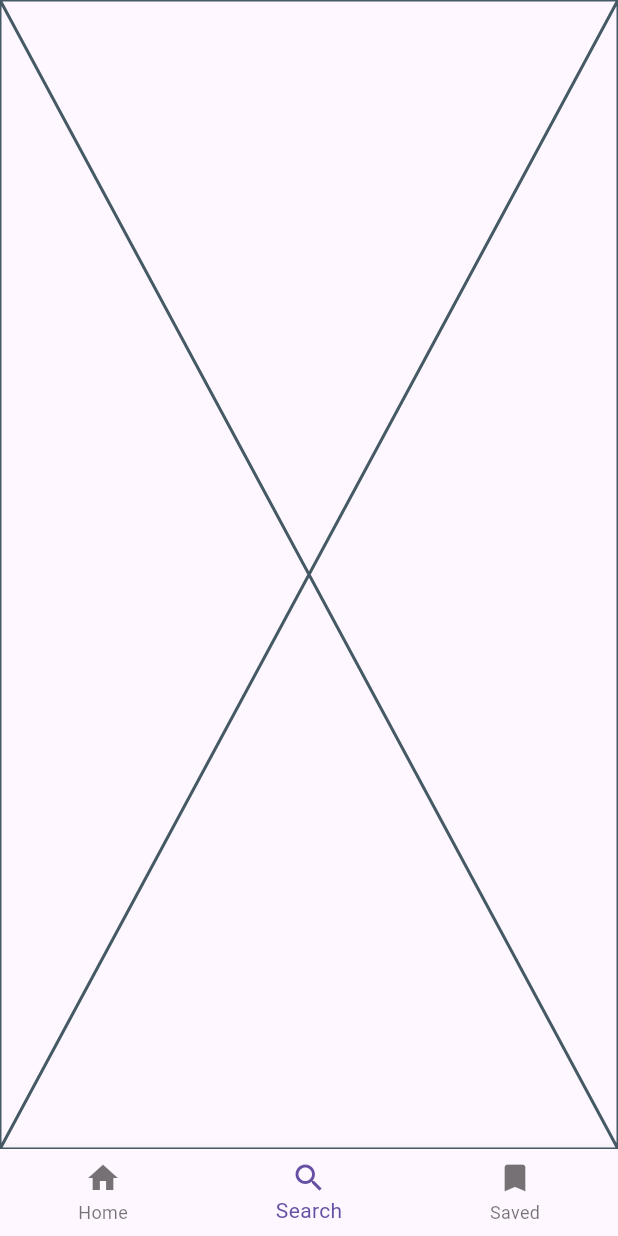
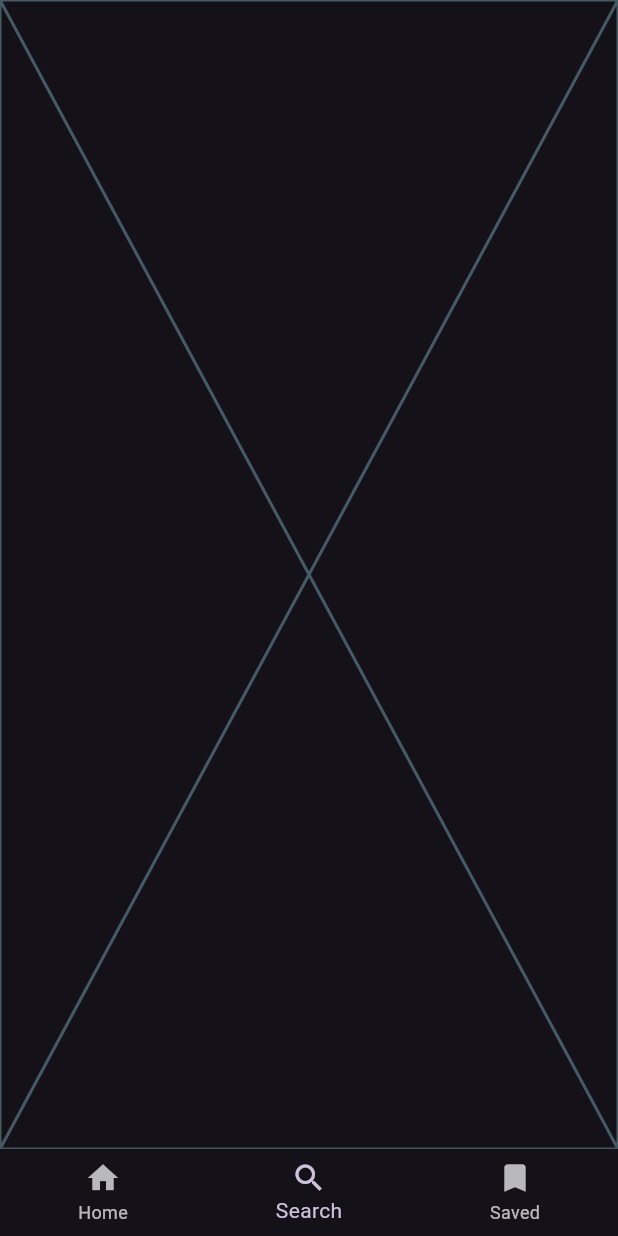
Before and after one commit to MahmoudEldeeb10/movies, a Flutter app: the screen it shows after launch, item 2 of the bottom bar chosen, on a phone screen of 412 x 824 dp. Run offline on Flutter 3.47's test engine with Material 3 defaults, Android fonts, the phone set to English and light mode, and no system bars; our stand-ins replace bloc, equatable, flutter_bloc.

Commit message:
create constants & text Styles

```diff
--- /dev/null
+++ b/lib/constants.dart
@@ -0,0 +1,5 @@
+import 'package:flutter/material.dart';
+
+const KPrimaryColor = Colors.black;
+const SecondaryColor = Colors.red;
+const white = Colors.white;
--- a/lib/main.dart
+++ b/lib/main.dart
@@ -14,7 +14,12 @@ class MainApp extends StatelessWidget {
   Widget build(BuildContext context) {
     return BlocProvider(
       create: (context) => BottomNavCubit(),
-      child: MaterialApp(home: MainView()),
+      child: MaterialApp(
+        debugShowCheckedModeBanner: false,
+        theme: ThemeData.dark(),
+
+        home: MainView(),
+      ),
     );
   }
 }
```
Also changed, not shown: lib/core/utils/styles.dart (added, +32 -0 lines).
